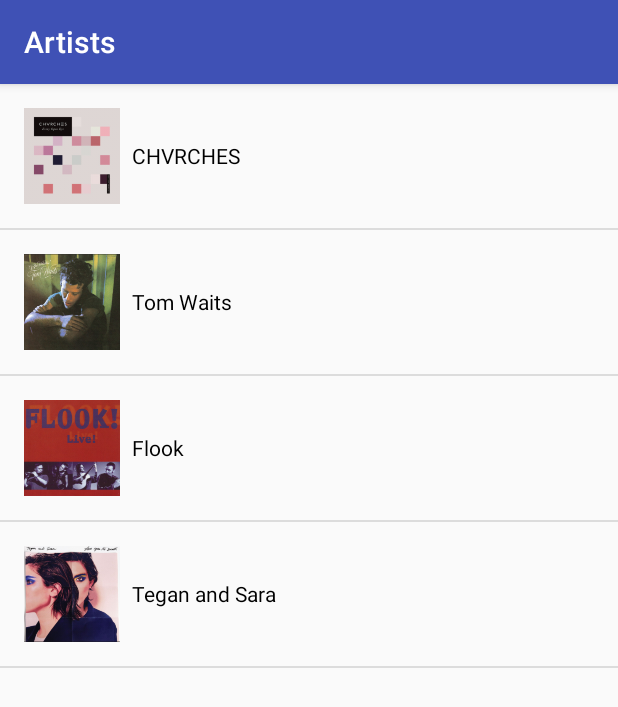
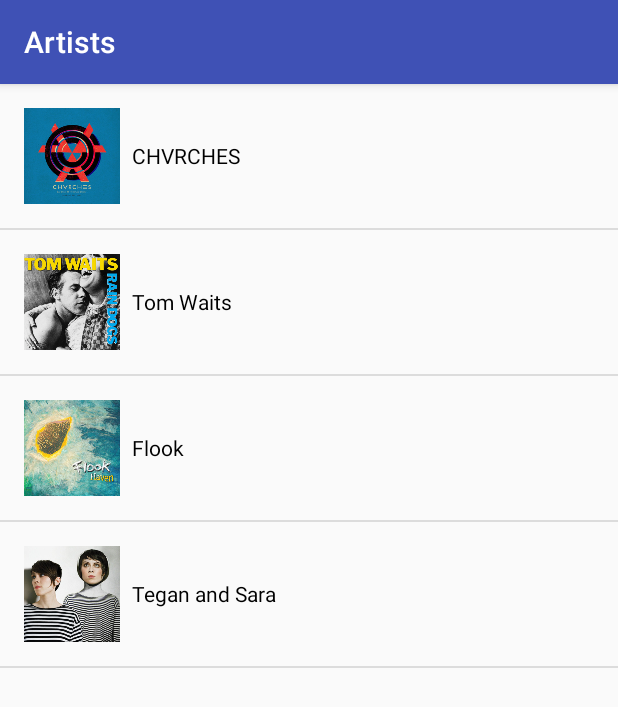
Before and after one commit to patrickjkennedy/Muzak, an Android app: the ArtistsActivity screen opened directly, with no data from a screen before it, on a phone screen of 412 x 824 dp. Shown: the top 707 px of the screen. Run offline under Robolectric (Android 15) with nearby library versions, the phone set to English and light mode, and no system bars.

Commit message:
added artist images

```diff
--- a/app/src/main/java/com/example/android/muzak/ArtistsActivity.java
+++ b/app/src/main/java/com/example/android/muzak/ArtistsActivity.java
@@ -19,10 +19,10 @@
 
         //Create artist data
 
-        artists.add(new Artist("CHVRCHES", R.drawable.every_open_eye));
-        artists.add(new Artist("Tom Waits", R.drawable.blue_valentine));
-        artists.add(new Artist("Flook", R.drawable.flook_live));
-        artists.add(new Artist("Tegan and Sara", R.drawable.love_you_to_death));
+        artists.add(new Artist("CHVRCHES", R.drawable.chvrches));
+        artists.add(new Artist("Tom Waits", R.drawable.tom_waits));
+        artists.add(new Artist("Flook", R.drawable.flook));
+        artists.add(new Artist("Tegan and Sara", R.drawable.tegan_and_sara));
 
         ArtistAdapter adapter = new ArtistAdapter(this, artists);
 
--- a/app/src/main/res/layout/activity_main.xml
+++ b/app/src/main/res/layout/activity_main.xml
@@ -10,19 +10,19 @@
     <TextView
         style="@style/CategoryStyle"
         android:id="@+id/songs"
-        android:text="Songs"
+        android:text="@string/songs"
         android:background="@color/category_songs"/>
 
     <TextView
         style="@style/CategoryStyle"
         android:id="@+id/albums"
-        android:text="Albums"
+        android:text="@string/albums"
         android:background="@color/category_albums"/>
 
     <TextView
         style="@style/CategoryStyle"
         android:id="@+id/artists"
-        android:text="Artists"
+        android:text="@string/artists"
         android:background="@color/category_artists"/>
 
 </LinearLayout>
--- a/app/src/main/res/values/strings.xml
+++ b/app/src/main/res/values/strings.xml
@@ -1,3 +1,6 @@
 <resources>
     <string name="app_name">Muzak</string>
+    <string name="songs">Songs</string>
+    <string name="albums">Albums</string>
+    <string name="artists">Artists</string>
 </resources>
```
Also changed, not shown: app/src/main/res/drawable/chvrches.png (added), app/src/main/res/drawable/flook.png (added), app/src/main/res/drawable/tegan_and_sara.png (added), app/src/main/res/drawable/tom_waits.png (added).
